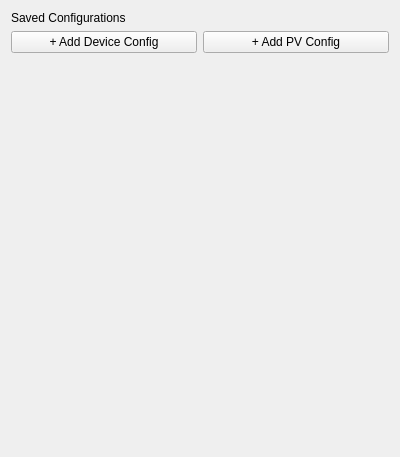
First picture: the form in atef/ui/config_overview.ui, repository pcdshub/atef, before the edit.
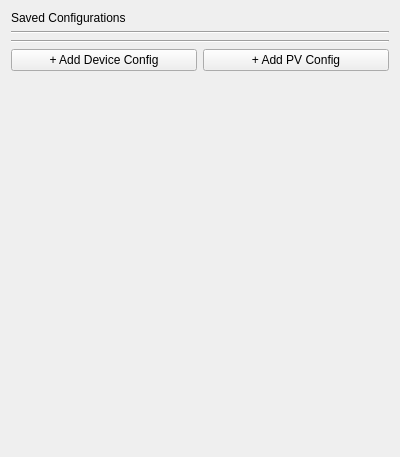
Second picture: the form after the edit.

Commit message: WIP: start building out the add new config button, not sure if right direction

Diff of the .ui file:
```diff
--- a/atef/ui/config_overview.ui
+++ b/atef/ui/config_overview.ui
@@ -21,6 +21,23 @@
      </property>
     </widget>
    </item>
+   <item>
+    <widget class="Line" name="line_2">
+     <property name="orientation">
+      <enum>Qt::Horizontal</enum>
+     </property>
+    </widget>
+   </item>
+   <item>
+    <layout class="QVBoxLayout" name="config_layout"/>
+   </item>
+   <item>
+    <widget class="Line" name="line">
+     <property name="orientation">
+      <enum>Qt::Horizontal</enum>
+     </property>
+    </widget>
+   </item>
    <item>
     <layout class="QHBoxLayout" name="horizontalLayout">
      <item>
```
Left out of the diff: 4 changed lines with no effect on the pictures. The commit also changes 2 other files.
